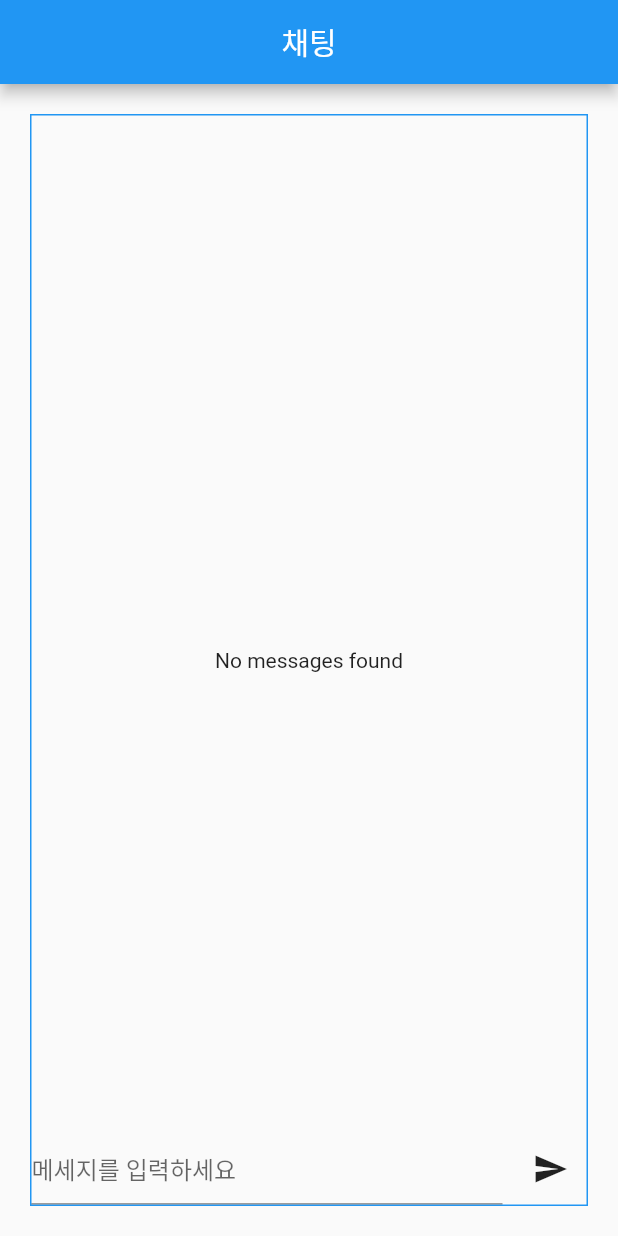
After one commit to jonbee0427/MoolZal, a Flutter app: the ChatPage screen opened by its route, after a tap on the "send" icon, on a phone screen of 412 x 824 dp. The commit adds this screen. Run offline on Flutter 3.47's test engine with Material 2 defaults, Android fonts, the phone set to English and light mode, and no system bars; our stand-ins replace cached_network_image, cloud_firestore, convex_bottom_bar, firebase_auth, firebase_core, google_sign_in; accounts and stored records are empty.

Commit message:
JH/1128/working on chat page

```diff
--- a/lib/addpost.dart
+++ b/lib/addpost.dart
@@ -53,7 +53,7 @@ class _AddPostState extends State<AddPost> {
                 child: Text('작성 완료'),
                 onPressed: () async {
                   Database(uid: uid).savePost(_titleController.text, _bodyController.text, path);
-                  Navigator.pushNamed(context, '/');
+                  Navigator.pushNamed(context, '/layout');
                   print('post added!');
                 }
               ),
--- a/lib/app.dart
+++ b/lib/app.dart
@@ -1,17 +1,13 @@
 import 'package:flutter/material.dart';
 import 'package:moolzal/category.dart';
+import 'package:moolzal/chat.dart';
 import 'package:moolzal/layout.dart';
 import 'package:moolzal/myprofile.dart';
 import 'package:moolzal/mycomment.dart';
 import 'package:moolzal/myfavorite.dart';
 import 'package:moolzal/mypost.dart';
 import 'package:moolzal/search.dart';
-
-// import 'package:moolzal/layout.dart';
-// import 'package:flutter/services.dart';
-
-// import 'home.dart';
-import 'login.dart';
+import 'package:moolzal/login.dart';
 
 class MoolZalApp extends StatelessWidget {
   const MoolZalApp({Key? key}) : super(key: key);
@@ -34,6 +30,7 @@ class MoolZalApp extends StatelessWidget {
         '/mypost': (context) => mypost(),
         '/search': (context) => search(),
         '/layout': (context) => Layout(),
+        '/chat': (context) => ChatPage(),
       },
       theme: ThemeData(
         primarySwatch: Colors.blue,
--- /dev/null
+++ b/lib/chat.dart
@@ -0,0 +1,102 @@
+import 'package:cloud_firestore/cloud_firestore.dart';
+import 'package:firebase_auth/firebase_auth.dart';
+import 'package:flutter/material.dart';
+import 'package:flutter/cupertino.dart';
+import 'package:moolzal/database.dart';
+
+class ChatPage extends StatefulWidget {
+  @override
+  _ChatPageState createState() => _ChatPageState();
+}
+
+class _ChatPageState extends State<ChatPage> {
+  final String uid = FirebaseAuth.instance.currentUser!.uid.toString();
+  final String name = FirebaseAuth.instance.currentUser!.displayName.toString();
+  final _controller = TextEditingController();
+
+  final Widget _readMessage = StreamBuilder<QuerySnapshot>(
+      stream: FirebaseFirestore.instance
+          .collection('posts')
+          .doc('Det0bZkmIBVbUyrrc9IuTOwplRk1')
+          .collection('messages')
+          .orderBy('sentTime', descending: false)
+          .snapshots(),
+      builder: (BuildContext context, AsyncSnapshot<QuerySnapshot> snapshot) {
+        List<DocumentSnapshot> message;
+        var messageNum = 0;
+
+        if (snapshot.hasError) {
+          return const Text('Something went wrong');
+        }
+        if (snapshot.connectionState == ConnectionState.waiting) {
+          return const Text("Loading");
+        }
+        if (snapshot.hasData) {
+          message = snapshot.data!.docs;
+          messageNum = message.length;
+
+          if (messageNum > 0) {
+            return ListView.builder(
+                itemCount: messageNum,
+                itemBuilder: (context, index) {
+                  return Text(message[index]['message']);
+                });
+          }
+        }
+        return const Center(child: Text('No messages found'));
+      });
+
+  @override
+  void initState() {
+    super.initState();
+  }
+
+  @override
+  Widget build(BuildContext context) {
+    return Scaffold(
+        appBar: AppBar(
+          centerTitle: true,
+          title: Text('채팅'),
+          automaticallyImplyLeading: false,
+        ),
+        body: Container(
+          padding: EdgeInsets.all(20.0),
+          child: Stack(
+            children: <Widget>[
+              _readMessage,
+              Container(
+                alignment: Alignment.bottomCenter,
+                decoration:
+                    BoxDecoration(border: Border.all(color: Colors.blue)),
+                child: Row(
+                  crossAxisAlignment: CrossAxisAlignment.end,
+                  children: [
+                    Expanded(
+                      child: TextFormField(
+                        controller: _controller,
+                        decoration: const InputDecoration(
+                          hintText: '메세지를 입력하세요',
+                        ),
+                        validator: (value) {
+                          if (value == null || value.isEmpty) {
+                            return 'Enter your message to continue';
+                          }
+                          return null;
+                        },
+                      ),
+                    ),
+                    const SizedBox(width: 8),
+                    IconButton(
+                        onPressed: () {
+                          Database(uid: uid).sendMessage(_controller.text);
+                          _controller.clear();
+                        },
+                        icon: Icon(Icons.send))
+                  ],
+                ),
+              ),
+            ],
+          ),
+        ));
+  }
+}
--- a/lib/database.dart
+++ b/lib/database.dart
@@ -3,21 +3,21 @@ import 'package:cloud_firestore/cloud_firestore.dart';
 
 class Database {
   final String uid;
+
   Database({required this.uid});
 
   final CollectionReference userCollection =
-  FirebaseFirestore.instance.collection('users');
+      FirebaseFirestore.instance.collection('users');
   final CollectionReference postCollection =
-  FirebaseFirestore.instance.collection('posts');
+      FirebaseFirestore.instance.collection('posts');
+
   //final String uid = FirebaseAuth.instance.currentUser!.uid.toString();
   final String name = FirebaseAuth.instance.currentUser!.displayName.toString();
 
-
-  Future savePost(String title, String body,
-      List<String> path) async {
+  Future savePost(String title, String body, List<String> path) async {
     DocumentReference groupDocRef = await postCollection.add({
       'writer': name,
-      'writer_uid' : uid,
+      'writer_uid': uid,
       'title': title,
       'body': body,
     });
@@ -36,4 +36,32 @@ class Database {
           [groupDocRef.id + '_' + title + '_' + DateTime.now().toString()])
     });
   }
+
+  Future sendMessage(String msg) async {
+    DocumentReference groupDocRef = postCollection.doc(uid);
+    FirebaseFirestore.instance
+        .collection('posts')
+        .doc(uid)
+        .collection('messages')
+        .add({
+      'message': msg,
+      'sender': name,
+      'sentTime': FieldValue.serverTimestamp()
+        });
+  }
+
 }
+
+// sendMessage(String groupId, chatMessageData, String type) {
+//   FirebaseFirestore.instance
+//       .collection('groups')
+//       .doc(groupId)
+//       .collection('messages')
+//       .add(chatMessageData);
+//   FirebaseFirestore.instance.collection('groups').doc(groupId).update({
+//     'recentMessage': chatMessageData['message'],
+//     'recentMessageSender': chatMessageData['sender'],
+//     'recentMessageTime': chatMessageData['time'],
+//     'recentMessageType': chatMessageData['type']
+//   });
+// }
--- a/lib/home.dart
+++ b/lib/home.dart
@@ -131,7 +131,12 @@ class _HomeState extends State<Home> {
                 GoogleSignIn().signOut();
                 Navigator.pop(context);
               },
-              icon: Icon(Icons.exit_to_app))
+              icon: Icon(Icons.exit_to_app)),
+          IconButton(
+            onPressed: () {
+                Navigator.pushNamed(context, '/chat');
+              },
+              icon: Icon(Icons.message))
         ],
       ),
       body: SingleChildScrollView(
```
